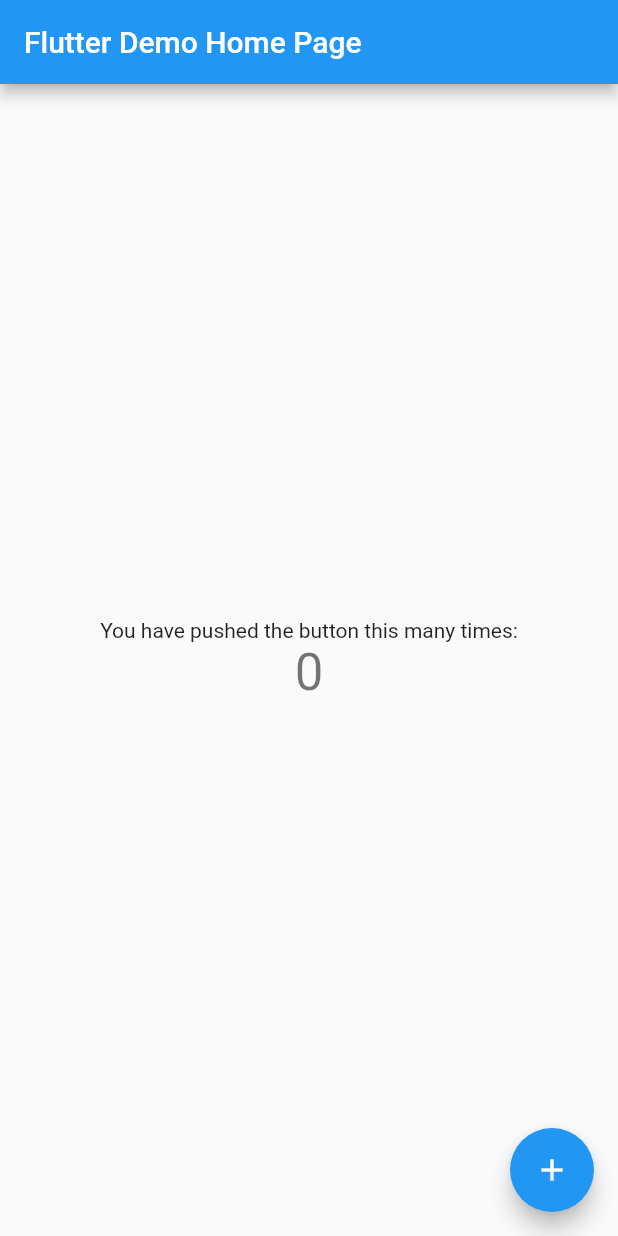
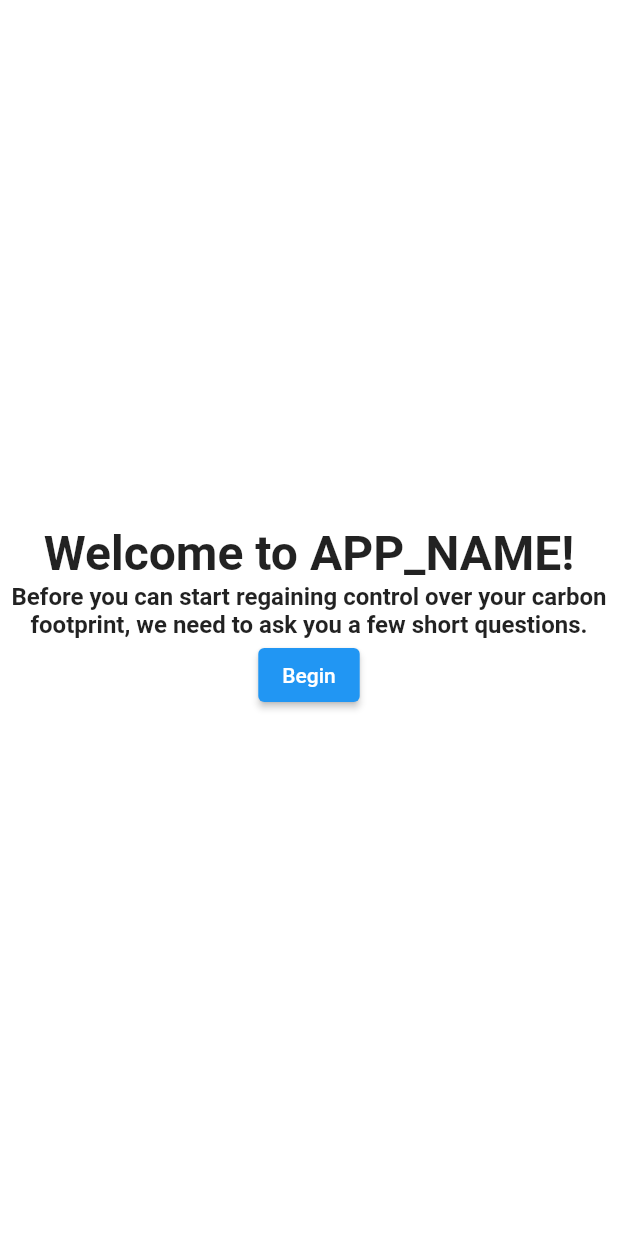
Before and after one commit to BrunoScharlau/CarbonIQ, a Flutter app: the screen it shows after launch, on a phone screen of 412 x 824 dp. Run offline on Flutter 3.47's test engine with Material 2 defaults, Android fonts, the phone set to English and light mode, and no system bars.

Commit message:
Basic welcome screen and survey system
I realized that the registration needed a working surveying system so I implemented a modular one that we can reuse for the daily quizzes

```diff
--- a/lib/main.dart
+++ b/lib/main.dart
@@ -1,4 +1,5 @@
 import 'package:flutter/material.dart';
+import 'package:gretapp/registration/registration_view.dart';
 
 void main() {
   runApp(const MyApp());
@@ -11,7 +12,7 @@ class MyApp extends StatelessWidget {
   @override
   Widget build(BuildContext context) {
     return MaterialApp(
-      title: 'Flutter Demo',
+      title: 'Unnamed App',
       theme: ThemeData(
         // This is the theme of your application.
         //
@@ -24,92 +25,7 @@ class MyApp extends StatelessWidget {
         // is not restarted.
         primarySwatch: Colors.blue,
       ),
-      home: const MyHomePage(title: 'Flutter Demo Home Page'),
+      home: const RegistrationView(),
     );
   }
 }
-
-class MyHomePage extends StatefulWidget {
-  const MyHomePage({super.key, required this.title});
-
-  // This widget is the home page of your application. It is stateful, meaning
-  // that it has a State object (defined below) that contains fields that affect
-  // how it looks.
-
-  // This class is the configuration for the state. It holds the values (in this
-  // case the title) provided by the parent (in this case the App widget) and
-  // used by the build method of the State. Fields in a Widget subclass are
-  // always marked "final".
-
-  final String title;
-
-  @override
-  State<MyHomePage> createState() => _MyHomePageState();
-}
-
-class _MyHomePageState extends State<MyHomePage> {
-  int _counter = 0;
-
-  void _incrementCounter() {
-    setState(() {
-      // This call to setState tells the Flutter framework that something has
-      // changed in this State, which causes it to rerun the build method below
-      // so that the display can reflect the updated values. If we changed
-      // _counter without calling setState(), then the build method would not be
-      // called again, and so nothing would appear to happen.
-      _counter++;
-    });
-  }
-
-  @override
-  Widget build(BuildContext context) {
-    // This method is rerun every time setState is called, for instance as done
-    // by the _incrementCounter method above.
-    //
-    // The Flutter framework has been optimized to make rerunning build methods
-    // fast, so that you can just rebuild anything that needs updating rather
-    // than having to individually change instances of widgets.
-    return Scaffold(
-      appBar: AppBar(
-        // Here we take the value from the MyHomePage object that was created by
-        // the App.build method, and use it to set our appbar title.
-        title: Text(widget.title),
-      ),
-      body: Center(
-        // Center is a layout widget. It takes a single child and positions it
-        // in the middle of the parent.
-        child: Column(
-          // Column is also a layout widget. It takes a list of children and
-          // arranges them vertically. By default, it sizes itself to fit its
-          // children horizontally, and tries to be as tall as its parent.
-          //
-          // Invoke "debug painting" (press "p" in the console, choose the
-          // "Toggle Debug Paint" action from the Flutter Inspector in Android
-          // Studio, or the "Toggle Debug Paint" command in Visual Studio Code)
-          // to see the wireframe for each widget.
-          //
-          // Column has various properties to control how it sizes itself and
-          // how it positions its children. Here we use mainAxisAlignment to
-          // center the children vertically; the main axis here is the vertical
-          // axis because Columns are vertical (the cross axis would be
-          // horizontal).
-          mainAxisAlignment: MainAxisAlignment.center,
-          children: <Widget>[
-            const Text(
-              'You have pushed the button this many times:',
-            ),
-            Text(
-              '$_counter',
-              style: Theme.of(context).textTheme.headlineMedium,
-            ),
-          ],
-        ),
-      ),
-      floatingActionButton: FloatingActionButton(
-        onPressed: _incrementCounter,
-        tooltip: 'Increment',
-        child: const Icon(Icons.add),
-      ), // This trailing comma makes auto-formatting nicer for build methods.
-    );
-  }
-}
--- /dev/null
+++ b/lib/registration/registration_view.dart
@@ -0,0 +1,64 @@
+import 'package:flutter/material.dart';
+import 'package:gretapp/quiz/quiz_view.dart';
+import 'package:gretapp/quiz/quiz_widgets.dart';
+
+class RegistrationView extends StatefulWidget {
+  const RegistrationView({super.key});
+
+  @override
+  State<RegistrationView> createState() => _RegistrationViewState();
+}
+
+class _RegistrationViewState extends State<RegistrationView> {
+  @override
+  void initState() {
+    super.initState();
+  }
+
+  @override
+  Widget build(BuildContext context) {
+    return DefaultTextStyle(
+        style: Theme.of(context).textTheme.bodyMedium!,
+        child: LayoutBuilder(
+          builder: (BuildContext context, BoxConstraints viewportConstraints) {
+            return SingleChildScrollView(
+                child: ConstrainedBox(
+              constraints:
+                  BoxConstraints(minHeight: viewportConstraints.maxHeight),
+              child: Column(
+                mainAxisAlignment: MainAxisAlignment.center,
+                crossAxisAlignment: CrossAxisAlignment.center,
+                children: [
+                  const Text("Welcome to APP_NAME!",
+                      style:
+                          TextStyle(fontWeight: FontWeight.bold, fontSize: 32),
+                      textAlign: TextAlign.center),
+                  const Text(
+                      "Before you can start regaining control over your carbon footprint, we need to ask you a few short questions.",
+                      style:
+                          TextStyle(fontWeight: FontWeight.bold, fontSize: 16),
+                      textAlign: TextAlign.center),
+                  ElevatedButton(
+                      onPressed: () {
+                        Navigator.push(
+                          context,
+                          MaterialPageRoute(
+                              builder: (context) => QuizView(
+                                    [
+                                      QuizQuestion("What's your name?",
+                                          const TextAnswerInputWidget())
+                                    ],
+                                    (answers) {
+                                      // TODO handle answers
+                                    },
+                                  )),
+                        );
+                      },
+                      child: const Text('Begin'))
+                ],
+              ),
+            ));
+          },
+        ));
+  }
+}
--- /dev/null
+++ b/lib/survey/survey_widgets.dart
@@ -0,0 +1,38 @@
+
+import 'package:flutter/material.dart';
+
+/// This widget is only the input part. It doesn't include the prompt, the background, the progress bar etc
+abstract class AnswerInputWidget<T> extends StatefulWidget {
+  const AnswerInputWidget({super.key});
+}
+
+abstract class _AnswerInputWidgetState<T> extends State<AnswerInputWidget<T>> {
+  T getInput();
+}
+
+class TextAnswerInputWidget extends AnswerInputWidget<String> {
+  const TextAnswerInputWidget({super.key});
+
+  @override
+  State<StatefulWidget> createState() => _TextAnswerInputWidgetState();
+}
+
+class _TextAnswerInputWidgetState extends _AnswerInputWidgetState<String> {
+  final TextEditingController editingController = TextEditingController();
+
+  @override
+  void dispose() {
+    editingController.dispose();
+    super.dispose();
+  }
+
+  @override
+  Widget build(BuildContext context) {
+    return TextField(controller: editingController, autofocus: true);
+  }
+
+  @override
+  String getInput() {
+    return editingController.text;
+  }
+}
```
Also changed, not shown: lib/survey/survey_view.dart (added, +69 -0 lines), 1 other file.
